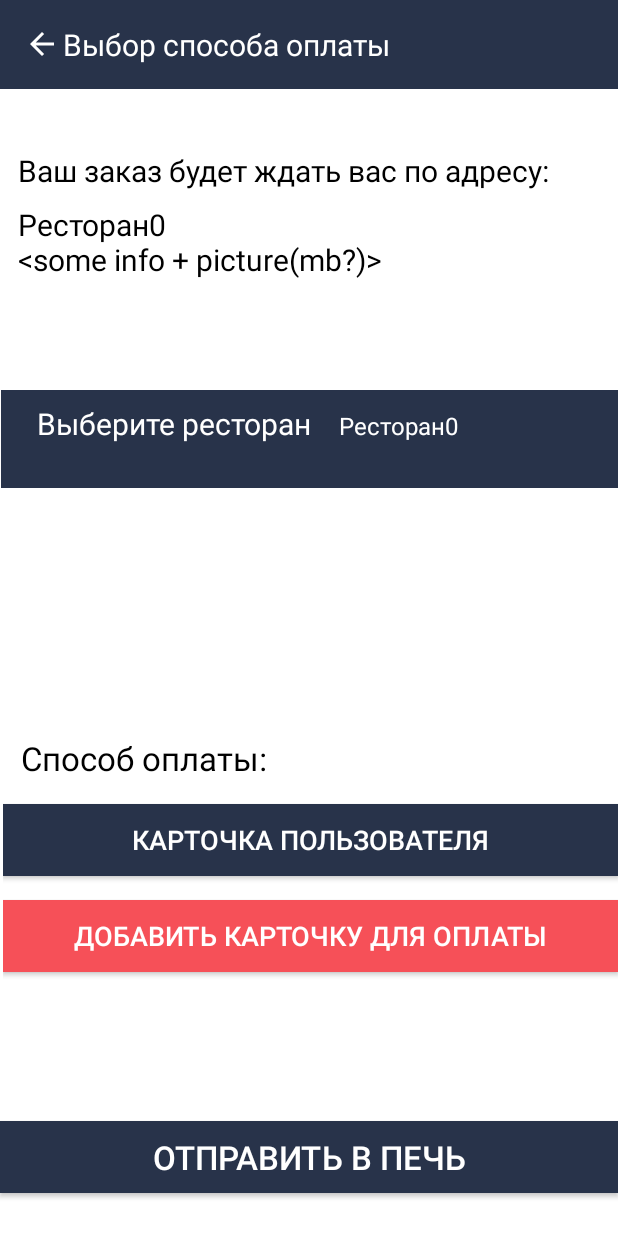
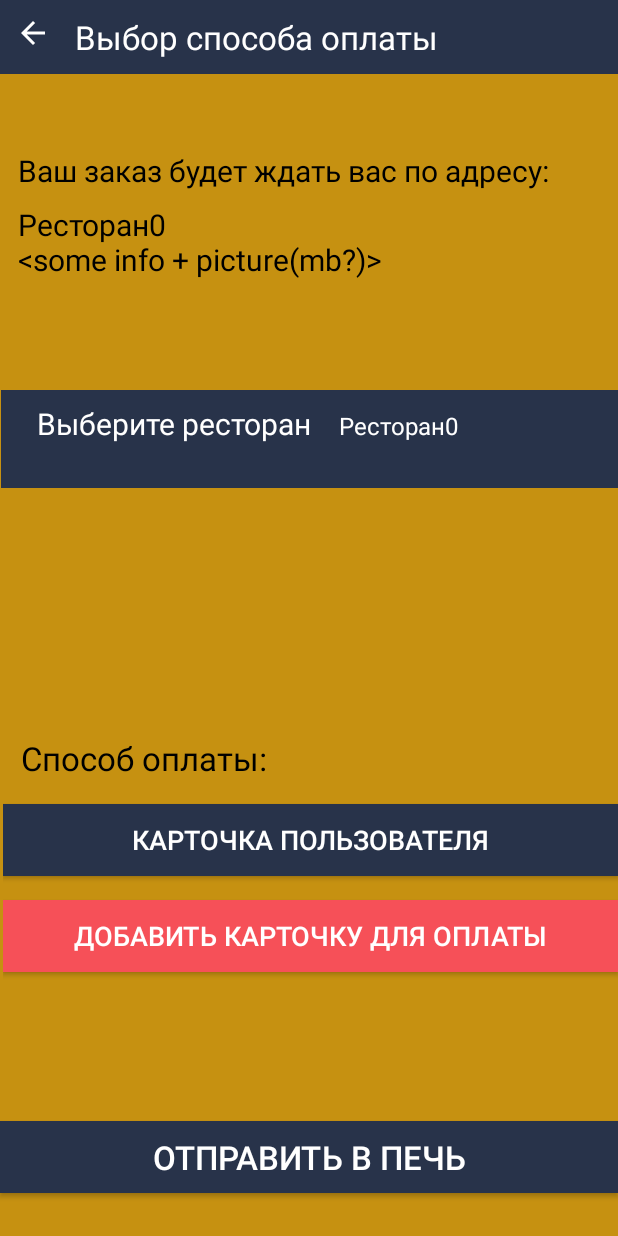
Before and after one commit to Maxerum/fastFoodApp, an Android app: the PayMainActivity screen opened directly, with no data from a screen before it, on a phone screen of 412 x 824 dp. Run offline under Robolectric (Android 15) with nearby library versions, the phone set to English and light mode, and no system bars; Roboto replaces fonts that are not available here; 2 statements that could not run were skipped.

Commit message:
Change and add  toolbars

```diff
--- a/fastFoodApplication/app/src/main/res/layout/toolbar_for_pay_page.xml
+++ b/fastFoodApplication/app/src/main/res/layout/toolbar_for_pay_page.xml
@@ -1,33 +1,29 @@
 <?xml version="1.0" encoding="utf-8"?>
-<RelativeLayout xmlns:android="http://schemas.android.com/apk/res/android"
+<LinearLayout xmlns:android="http://schemas.android.com/apk/res/android"
     android:layout_width="match_parent"
-    android:layout_height="wrap_content"
-    android:background="@android:color/holo_purple"
+    android:layout_height="match_parent"
+    android:background="@color/appBackGround"
     >
-    <RelativeLayout
+
+    <LinearLayout
         android:layout_width="match_parent"
         android:layout_height="wrap_content"
-        android:padding="16dp"
-        android:background="@color/appBlueColor">
+        android:background="@color/appBlueColor"
+        android:padding="10dp"
+        >
         <ImageView
             android:layout_width="wrap_content"
             android:layout_height="wrap_content"
-            android:id="@+id/arrowBackPayPage"
-            android:layout_centerVertical="true"
+            android:id="@+id/arrowBack"
             android:src="@drawable/icon_arrow_back_24"
             />
         <TextView
-            android:paddingLeft="10dp"
             android:layout_width="wrap_content"
             android:layout_height="wrap_content"
-            android:layout_toEndOf="@+id/arrowBack"
             android:text="Выбор способа оплаты"
-            android:layout_centerVertical="true"
+            android:paddingLeft="16dp"
+            android:textSize="22dp"
             android:textColor="@color/white"
-            android:textSize="20sp"
-            android:layout_marginStart="16dp"
             />
-
-
-    </RelativeLayout>
-</RelativeLayout>
+    </LinearLayout>
+</LinearLayout>
--- a/fastFoodApplication/app/src/main/res/values/colors.xml
+++ b/fastFoodApplication/app/src/main/res/values/colors.xml
@@ -10,7 +10,7 @@
     // Dim4es added
     <color name="appBlueColor">#28334A</color>
     <color name="appRedColor">#F65058</color>
-
+    <color name="appBackGround">#C69111</color>
     // Eugene added
     <color name="fastfoodapp_red">#F65058</color>
     <color name="fastfoodapp_dark_blue">#28334A</color>
```
Also changed, not shown: fastFoodApplication/app/src/main/res/layout/toolbar_for_credit_card.xml (+14 -19 lines).
